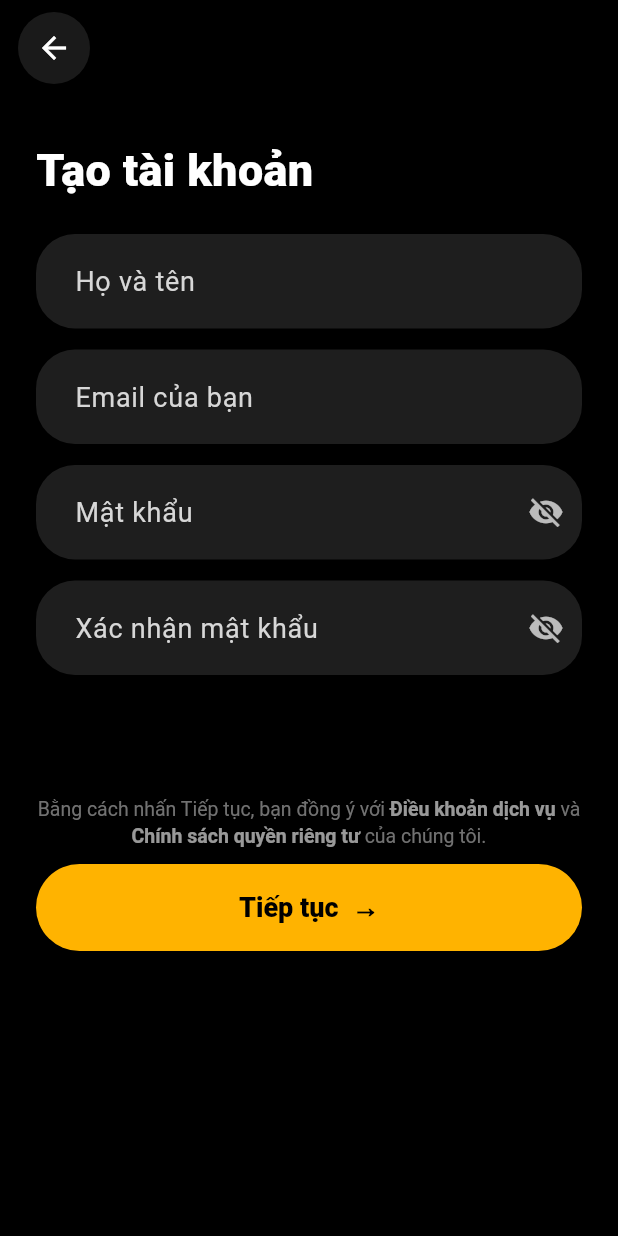
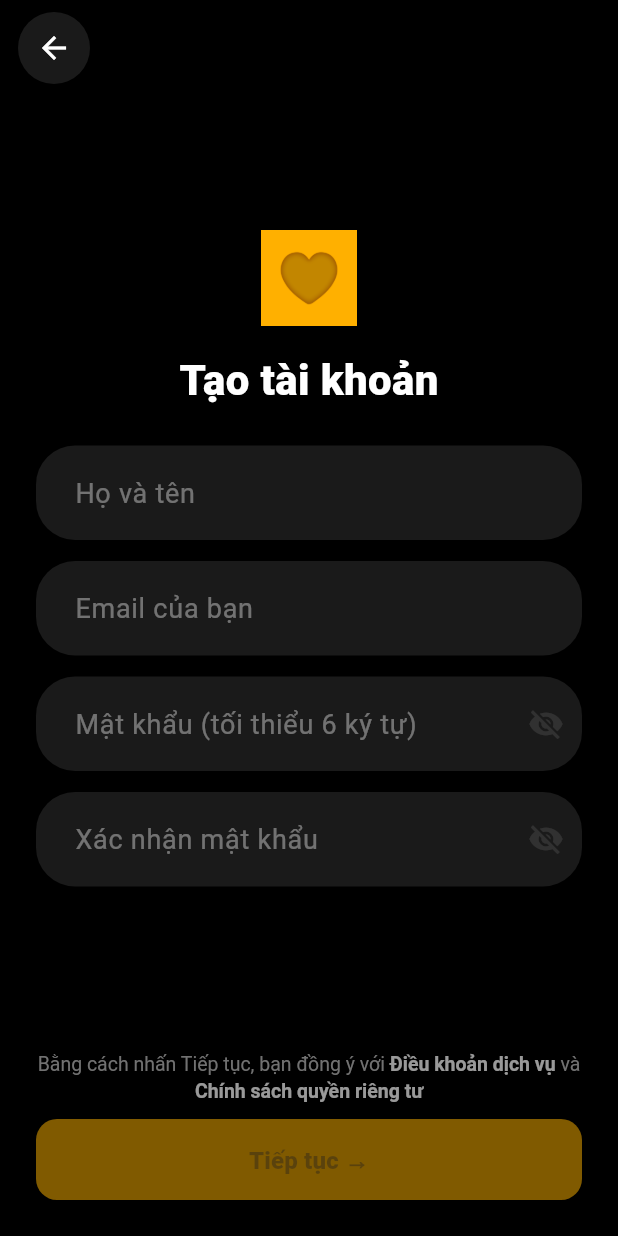
Before and after one commit to imthq1/LocketClone, a Flutter app: the RegisterScreen screen opened by its route, on a phone screen of 412 x 824 dp. Run offline on Flutter 3.47's test engine with Material 3 defaults, Android fonts, the phone set to English and light mode, and no system bars; our stand-ins replace camera, cookie_jar, dio, dio_cookie_manager, flutter_secure_storage; accounts and stored records are empty.

Commit message:
Refactor authentication screens and components; remove legacy code and improve UI structure with new PrimaryAuthButton and PrimaryAuthInput widgets

```diff
--- a/locket_clone/lib/main.dart
+++ b/locket_clone/lib/main.dart
@@ -15,8 +15,8 @@ import 'services/data/datasources/post_api.dart';
 import 'services/application/post_controller.dart';
 import 'screens/auth/auth_gate.dart';
 import 'screens/home/home_screen.dart';
-import 'screens/auth/login/login_screen.dart';
-import 'screens/auth/register/register_screen.dart';
+import 'screens/auth/login_screen.dart';
+import 'screens/auth/register_screen.dart';
 
 void main() {
   WidgetsFlutterBinding.ensureInitialized();
--- a/locket_clone/lib/screens/auth/register/register_screen.dart
+++ /dev/null
@@ -1,232 +0,0 @@
-import 'package:flutter/material.dart';
-import 'package:provider/provider.dart';
-import 'package:locket_clone/services/application/auth_controller.dart';
-import 'package:locket_clone/theme/app_colors.dart';
-import 'package:locket_clone/screens/auth/register/widgets/rounded_input.dart';
-import 'package:locket_clone/screens/auth/register/widgets/primary_cta_button.dart';
-
-class RegisterScreen extends StatefulWidget {
-  const RegisterScreen({super.key});
-
-  @override
-  State<RegisterScreen> createState() => _RegisterScreenState();
-}
-
-class _RegisterScreenState extends State<RegisterScreen> {
-  final _formKey = GlobalKey<FormState>();
-  final _emailCtl = TextEditingController();
-  final _passwordCtl = TextEditingController();
-  final _confirmPasswordCtl = TextEditingController();
-  final _fullnameCtl = TextEditingController();
-
-  bool _obscurePassword = true;
-  bool _obscureConfirmPassword = true;
-
-  @override
-  void dispose() {
-    _emailCtl.dispose();
-    _passwordCtl.dispose();
-    _confirmPasswordCtl.dispose();
-    _fullnameCtl.dispose();
-    super.dispose();
-  }
-
-  String? _validateEmail(String? v) {
-    final value = v?.trim() ?? '';
-    if (value.isEmpty) return 'Vui lòng nhập email';
-    final emailRegex = RegExp(r'^[^@\s]+@[^@\s]+\.[^@\s]+$');
-    if (!emailRegex.hasMatch(value)) return 'Email không hợp lệ';
-    return null;
-  }
-
-  String? _validatePassword(String? v) {
-    final value = v ?? '';
-    if (value.isEmpty) return 'Vui lòng nhập mật khẩu';
-    if (value.length < 6) return 'Mật khẩu cần tối thiểu 6 ký tự';
-    return null;
-  }
-
-  String? _validateConfirmPassword(String? v) {
-    if (v == null || v.isEmpty) return 'Vui lòng xác nhận mật khẩu';
-    if (v != _passwordCtl.text) return 'Mật khẩu không khớp';
-    return null;
-  }
-
-  String? _validateFullname(String? v) {
-    final value = v?.trim() ?? '';
-    if (value.isEmpty) return 'Vui lòng nhập họ tên';
-    if (value.length < 2) return 'Họ tên quá ngắn';
-    return null;
-  }
-
-  Future<void> _submit() async {
-    if (!_formKey.currentState!.validate()) return;
-    final auth = context.read<AuthController>();
-    await auth.registerThenLogin(
-      email: _emailCtl.text.trim(),
-      password: _passwordCtl.text.trim(),
-      fullname: _fullnameCtl.text.trim(),
-    );
-
-    if (!mounted) return;
-    if (auth.user != null) {
-      Navigator.of(context).pushNamedAndRemoveUntil('/home', (route) => false);
-    } else if (auth.error != null) {
-      ScaffoldMessenger.of(
-        context,
-      ).showSnackBar(SnackBar(content: Text(auth.error!)));
-    }
-  }
-
-  @override
-  Widget build(BuildContext context) {
-    final isLoading = context.watch<AuthController>().isLoading;
-
-    return Scaffold(
-      backgroundColor: AppColors.background,
-      body: SafeArea(
-        child: Stack(
-          children: [
-            SingleChildScrollView(
-              child: Padding(
-                padding: const EdgeInsets.symmetric(horizontal: 24),
-                child: Form(
-                  key: _formKey,
-                  child: Column(
-                    crossAxisAlignment: CrossAxisAlignment.start,
-                    children: [
-                      const SizedBox(height: 96),
-                      const Text(
-                        'Tạo tài khoản',
-                        style: TextStyle(
-                          color: AppColors.textPrimary,
-                          fontSize: 30,
-                          fontWeight: FontWeight.w800,
-                          height: 1.2,
-                        ),
-                      ),
-                      const SizedBox(height: 24),
-                      RoundedInput(
-                        controller: _fullnameCtl,
-                        hintText: 'Họ và tên',
-                        keyboardType: TextInputType.name,
-                        validator: _validateFullname,
-                      ),
-                      const SizedBox(height: 14),
-                      RoundedInput(
-                        controller: _emailCtl,
-                        hintText: 'Email của bạn',
-                        keyboardType: TextInputType.emailAddress,
-                        validator: _validateEmail,
-                      ),
-                      const SizedBox(height: 14),
-                      RoundedInput(
-                        controller: _passwordCtl,
-                        hintText: 'Mật khẩu',
-                        obscureText: _obscurePassword,
-                        keyboardType: TextInputType.visiblePassword,
-                        validator: _validatePassword,
-                        suffix: IconButton(
-                          onPressed: () => setState(
-                            () => _obscurePassword = !_obscurePassword,
-                          ),
-                          icon: Icon(
-                            _obscurePassword
-                                ? Icons.visibility_off
-                                : Icons.visibility,
-                            color: Colors.white70,
-                          ),
-                        ),
-                      ),
-                      const SizedBox(height: 14),
-                      RoundedInput(
-                        controller: _confirmPasswordCtl,
-                        hintText: 'Xác nhận mật khẩu',
-                        obscureText: _obscureConfirmPassword,
-                        keyboardType: TextInputType.visiblePassword,
-                        validator: _validateConfirmPassword,
-                        suffix: IconButton(
-                          onPressed: () => setState(
-                            () => _obscureConfirmPassword =
-                                !_obscureConfirmPassword,
-                          ),
-                          icon: Icon(
-                            _obscureConfirmPassword
-                                ? Icons.visibility_off
-                                : Icons.visibility,
-                            color: Colors.white70,
-                          ),
-                        ),
-                      ),
-                      const SizedBox(height: 80),
-                      Padding(
-                        padding: const EdgeInsets.only(bottom: 10),
-                        child: Opacity(
-                          opacity: 0.6,
-                          child: RichText(
-                            textAlign: TextAlign.center,
-                            text: const TextSpan(
-                              style: TextStyle(
-                                color: AppColors.textSecondary,
-                                fontSize: 13,
-                                height: 1.35,
-                              ),
-                              children: [
-                                TextSpan(
-                                  text:
-                                      'Bằng cách nhấn Tiếp tục, bạn đồng ý với ',
-                                ),
-                                TextSpan(
-                                  text: 'Điều khoản dịch vụ',
-                                  style: TextStyle(
-                                    color: AppColors.textPrimary,
-                                    fontWeight: FontWeight.w700,
-                                  ),
-                                ),
-                                TextSpan(text: ' và '),
-                                TextSpan(
-                                  text: 'Chính sách quyền riêng tư',
-                                  style: TextStyle(
-                                    color: AppColors.textPrimary,
-                                    fontWeight: FontWeight.w700,
-                                  ),
-                                ),
-                                TextSpan(text: ' của chúng tôi.'),
-                              ],
-                            ),
-                          ),
-                        ),
-                      ),
-                      PrimaryCTAButton(
-                        label: isLoading ? 'Đang tạo...' : 'Tiếp tục  →',
-                        onPressed: isLoading ? null : _submit,
-                      ),
-                      const SizedBox(height: 24),
-                    ],
-                  ),
-                ),
-              ),
-            ),
-
-            Positioned(
-              top: 8,
-              left: 12,
-              child: Material(
-                color: Colors.white10,
-                shape: const CircleBorder(),
-                child: InkWell(
-                  customBorder: const CircleBorder(),
-                  onTap: () => Navigator.pop(context),
-                  child: const Padding(
-                    padding: EdgeInsets.all(12),
-                    child: Icon(Icons.arrow_back, color: Colors.white),
-                  ),
-                ),
-              ),
-            ),
-          ],
-        ),
-      ),
-    );
-  }
-}
--- a/locket_clone/lib/screens/auth/register/widgets/primary_cta_button.dart
+++ /dev/null
@@ -1,32 +0,0 @@
-import 'package:flutter/material.dart';
-import 'package:locket_clone/theme/app_colors.dart';
-
-class PrimaryCTAButton extends StatelessWidget {
-  const PrimaryCTAButton({
-    super.key,
-    required this.label,
-    required this.onPressed,
-  });
-
-  final String label;
-  final VoidCallback? onPressed;
-
-  @override
-  Widget build(BuildContext context) {
-    return SizedBox(
-      width: double.infinity,
-      height: 58,
-      child: ElevatedButton(
-        onPressed: onPressed,
-        style: ElevatedButton.styleFrom(
-          backgroundColor: AppColors.brandYellow,
-          foregroundColor: Colors.black,
-          shape: const StadiumBorder(),
-          elevation: 0,
-          textStyle: const TextStyle(fontSize: 18, fontWeight: FontWeight.w800),
-        ),
-        child: Text(label),
-      ),
-    );
-  }
-}
--- /dev/null
+++ b/locket_clone/lib/screens/auth/register_screen.dart
@@ -0,0 +1,253 @@
+import 'package:flutter/material.dart';
+import 'package:provider/provider.dart';
+import 'package:locket_clone/services/application/auth_controller.dart';
+import 'package:locket_clone/theme/app_colors.dart';
+import 'package:locket_clone/screens/auth/widgets/primary_auth_button.dart';
+import 'package:locket_clone/screens/auth/widgets/primary_auth_input.dart';
+
+class RegisterScreen extends StatefulWidget {
+  const RegisterScreen({super.key});
+
+  @override
+  State<RegisterScreen> createState() => _RegisterScreenState();
+}
+
+class _RegisterScreenState extends State<RegisterScreen> {
+  final _emailCtl = TextEditingController();
+  final _passwordCtl = TextEditingController();
+  final _confirmPasswordCtl = TextEditingController();
+  final _fullnameCtl = TextEditingController();
+
+  bool _obscurePassword = true;
+  bool _obscureConfirmPassword = true;
+  bool _isRegisterEnabled = false;
+
+  @override
+  void initState() {
+    super.initState();
+    _fullnameCtl.addListener(_validateInput);
+    _emailCtl.addListener(_validateInput);
+    _passwordCtl.addListener(_validateInput);
+    _confirmPasswordCtl.addListener(_validateInput);
+  }
+
+  @override
+  void dispose() {
+    _fullnameCtl.removeListener(_validateInput);
+    _emailCtl.removeListener(_validateInput);
+    _passwordCtl.removeListener(_validateInput);
+    _confirmPasswordCtl.removeListener(_validateInput);
+    _fullnameCtl.dispose();
+    _emailCtl.dispose();
+    _passwordCtl.dispose();
+    _confirmPasswordCtl.dispose();
+    super.dispose();
+  }
+
+  void _validateInput() {
+    final fullname = _fullnameCtl.text.trim();
+    final email = _emailCtl.text.trim();
+    final password = _passwordCtl.text;
+    final confirmPassword = _confirmPasswordCtl.text;
+    final isEmailValid = RegExp(r"^[^@\s]+@[^@\s]+\.[^@\s]+$").hasMatch(email);
+    final bool isEnabled =
+        fullname.isNotEmpty &&
+        email.isNotEmpty &&
+        password.isNotEmpty &&
+        confirmPassword.isNotEmpty &&
+        isEmailValid &&
+        password == confirmPassword &&
+        password.length >= 6;
+
+    if (isEnabled != _isRegisterEnabled) {
+      setState(() {
+        _isRegisterEnabled = isEnabled;
+      });
+    }
+  }
+
+  Future<void> _submit() async {
+    final auth = context.read<AuthController>();
+    await auth.registerThenLogin(
+      email: _emailCtl.text.trim(),
+      password: _passwordCtl.text.trim(),
+      fullname: _fullnameCtl.text.trim(),
+    );
+
+    if (!mounted) return;
+    if (auth.user != null) {
+      Navigator.of(context).pushNamedAndRemoveUntil('/home', (route) => false);
+    } else if (auth.error != null) {
+      ScaffoldMessenger.of(
+        context,
+      ).showSnackBar(SnackBar(content: Text(auth.error!)));
+    }
+  }
+
+  @override
+  Widget build(BuildContext context) {
+    final isLoading = context.watch<AuthController>().isLoading;
+
+    return Scaffold(
+      backgroundColor: AppColors.background,
+      body: SafeArea(
+        child: Stack(
+          children: [
+            Padding(
+              padding: const EdgeInsets.symmetric(horizontal: 24),
+              child: Column(
+                children: [
+                  Expanded(
+                    child: Center(
+                      child: SingleChildScrollView(
+                        child: Column(
+                          crossAxisAlignment: CrossAxisAlignment.start,
+                          mainAxisSize: MainAxisSize.min,
+                          children: [
+                            const SizedBox(height: 60),
+                            Center(
+                              child: Column(
+                                children: [
+                                  Image.asset(
+                                    'lib/assets/locket_app_icon.png',
+                                    height: 64,
+                                    width: 64,
+                                  ),
+                                  const SizedBox(height: 16),
+                                  const Text(
+                                    'Tạo tài khoản',
+                                    style: TextStyle(
+                                      color: AppColors.textPrimary,
+                                      fontSize: 28,
+                                      fontWeight: FontWeight.w800,
+                                    ),
+                                  ),
+                                ],
+                              ),
+                            ),
+                            const SizedBox(height: 24),
+
+                            PrimaryAuthInput(
+                              controller: _fullnameCtl,
+                              hintText: 'Họ và tên',
+                              keyboardType: TextInputType.name,
+                            ),
+                            const SizedBox(height: 14),
+                            PrimaryAuthInput(
+                              controller: _emailCtl,
+                              hintText: 'Email của bạn',
+                              keyboardType: TextInputType.emailAddress,
+                            ),
+                            const SizedBox(height: 14),
+                            PrimaryAuthInput(
+                              controller: _passwordCtl,
+                              hintText: 'Mật khẩu (tối thiểu 6 ký tự)',
+                              obscureText: _obscurePassword,
+                              keyboardType: TextInputType.visiblePassword,
+                              suffixIcon: IconButton(
+                                onPressed: () => setState(
+                                  () => _obscurePassword = !_obscurePassword,
+                                ),
+                                icon: Icon(
+                                  _obscurePassword
+                                      ? Icons.visibility_off
+                                      : Icons.visibility,
+                                  color: AppColors.secondaryText,
+                                ),
+                              ),
+                            ),
+                            const SizedBox(height: 14),
+                            PrimaryAuthInput(
+                              controller: _confirmPasswordCtl,
+                              hintText: 'Xác nhận mật khẩu',
+                              obscureText: _obscureConfirmPassword,
+                              keyboardType: TextInputType.visiblePassword,
+                              suffixIcon: IconButton(
+                                onPressed: () => setState(
+                                  () => _obscureConfirmPassword =
+                                      !_obscureConfirmPassword,
+                                ),
+                                icon: Icon(
+                                  _obscureConfirmPassword
+                                      ? Icons.visibility_off
+                                      : Icons.visibility,
+                                  color: AppColors.secondaryText,
+                                ),
+                              ),
+                            ),
+                          ],
+                        ),
+                      ),
+                    ),
+                  ),
+                  Padding(
+                    padding: const EdgeInsets.only(bottom: 10, top: 16),
+                    child: Opacity(
+                      opacity: 0.6,
+                      child: RichText(
+                        textAlign: TextAlign.center,
+                        text: const TextSpan(
+                          style: TextStyle(
+                            color: AppColors.textSecondary,
+                            fontSize: 13,
+                            height: 1.35,
+                          ),
+                          children: [
+                            TextSpan(
+                              text: 'Bằng cách nhấn Tiếp tục, bạn đồng ý với ',
+                            ),
+                            TextSpan(
+                              text: 'Điều khoản dịch vụ',
+                              style: TextStyle(
+                                color: AppColors.textPrimary,
+                                fontWeight: FontWeight.w700,
+                              ),
+                            ),
+                            TextSpan(text: ' và '),
+                            TextSpan(
+                              text: 'Chính sách quyền riêng tư',
+                              style: TextStyle(
+                                color: AppColors.textPrimary,
+                                fontWeight: FontWeight.w700,
+                              ),
+                            ),
+                          ],
+                        ),
+                      ),
+                    ),
+                  ),
+                  PrimaryAuthButton(
+                    label: 'Tiếp tục →',
+                    isLoading: isLoading,
+                    onPressed: _isRegisterEnabled ? _submit : null,
+                  ),
+                  const SizedBox(height: 24),
+                ],
+              ),
+            ),
+            Positioned(
+              top: 8,
+              left: 12,
+              child: Material(
+                color: Colors.transparent,
+                shape: const CircleBorder(),
+                child: InkWell(
+                  customBorder: const CircleBorder(),
+                  onTap: () => Navigator.pop(context),
+                  child: Container(
+                    padding: const EdgeInsets.all(12),
+                    decoration: BoxDecoration(
+                      color: Colors.white10,
+                      shape: BoxShape.circle,
+                    ),
+                    child: const Icon(Icons.arrow_back, color: Colors.white),
+                  ),
+                ),
+              ),
+            ),
+          ],
+        ),
+      ),
+    );
+  }
+}
--- /dev/null
+++ b/locket_clone/lib/screens/auth/widgets/primary_auth_button.dart
@@ -0,0 +1,53 @@
+import 'package:flutter/material.dart';
+import 'package:locket_clone/theme/app_colors.dart';
+
+class PrimaryAuthButton extends StatelessWidget {
+  final String label;
+  final VoidCallback? onPressed;
+  final bool isLoading;
+
+  const PrimaryAuthButton({
+    super.key,
+    required this.label,
+    required this.onPressed,
+    this.isLoading = false,
+  });
+
+  @override
+  Widget build(BuildContext context) {
+    final bool isEffectivelyDisabled = onPressed == null || isLoading;
+
+    return SizedBox(
+      width: double.infinity,
+      height: 54,
+      child: ElevatedButton(
+        onPressed: isEffectivelyDisabled ? null : onPressed,
+        style: ElevatedButton.styleFrom(
+          backgroundColor: AppColors.brandYellow,
+          disabledBackgroundColor: AppColors.disabledButtonBackground,
+          foregroundColor: AppColors.buttonText,
+          shape: RoundedRectangleBorder(
+            borderRadius: BorderRadius.circular(14),
+          ),
+          elevation: 0,
+        ),
+        child: isLoading
+            ? const SizedBox(
+                height: 22,
+                width: 22,
+                child: CircularProgressIndicator(
+                  strokeWidth: 2.5,
+                  color: AppColors.buttonText,
+                ),
+              )
+            : Text(
+                label,
+                style: const TextStyle(
+                  fontWeight: FontWeight.w800,
+                  fontSize: 16,
+                ),
+              ),
+      ),
+    );
+  }
+}
--- a/locket_clone/lib/screens/auth/register/widgets/rounded_input.dart
+++ b/locket_clone/lib/screens/auth/widgets/primary_auth_input.dart
@@ -1,23 +1,21 @@
 import 'package:flutter/material.dart';
 import 'package:locket_clone/theme/app_colors.dart';
 
-class RoundedInput extends StatelessWidget {
-  const RoundedInput({
+class PrimaryAuthInput extends StatelessWidget {
+  final TextEditingController controller;
+  final String hintText;
+  final bool obscureText;
+  final TextInputType? keyboardType;
+  final Widget? suffixIcon;
+
+  const PrimaryAuthInput({
     super.key,
     required this.controller,
     required this.hintText,
     this.obscureText = false,
     this.keyboardType,
-    this.validator,
-    this.suffix,
+    this.suffixIcon,
   });
-
-  final TextEditingController controller;
-  final String hintText;
-  final bool obscureText;
-  final TextInputType? keyboardType;
-  final String? Function(String?)? validator;
-  final Widget? suffix;
 
   @override
   Widget build(BuildContext context) {
@@ -30,15 +28,14 @@ class RoundedInput extends StatelessWidget {
         fontSize: 18,
         fontWeight: FontWeight.w600,
       ),
-      validator: validator,
       decoration: InputDecoration(
         hintText: hintText,
         hintStyle: const TextStyle(
-          color: Color(0xFFD7D7D7),
+          color: AppColors.textHint,
           fontWeight: FontWeight.w400,
         ),
         filled: true,
-        fillColor: const Color(0xFF1E1E1E),
+        fillColor: AppColors.fieldBackground,
         contentPadding: const EdgeInsets.symmetric(
           horizontal: 22,
           vertical: 18,
@@ -51,7 +48,7 @@ class RoundedInput extends StatelessWidget {
           borderRadius: BorderRadius.circular(26),
           borderSide: const BorderSide(color: AppColors.brandYellow, width: 2),
         ),
-        suffixIcon: suffix,
+        suffixIcon: suffixIcon,
       ),
     );
   }
--- a/locket_clone/lib/theme/app_colors.dart
+++ b/locket_clone/lib/theme/app_colors.dart
@@ -8,9 +8,9 @@ class AppColors {
   static const Color glowYellow = Color(0x66FFB300);
   static const Color error = Color(0xFFFF5555);
   static const Color success = Color(0xFF00C853);
-  static final Color fieldBackground = Colors.white.withValues(alpha: 0.06);
+  static final Color fieldBackground = Colors.white.withValues(alpha: 0.1);
   static const Color textHint = Colors.white38;
   static final Color disabledButtonBackground = brandYellow.withValues(alpha: 0.5);
   static const Color buttonText = Colors.black;
-  static final Color secondaryText = Colors.white70;
+  static final Color secondaryText = Colors.white70.withValues(alpha: 0.1);
 }
```
Also changed, not shown: locket_clone/lib/screens/auth/login/widgets/locket_field.dart (deleted, +0 -58 lines), locket_clone/lib/screens/auth/login_screen.dart (renamed from locket_clone/lib/screens/auth/login/login_screen.dart, +13 -60 lines).
